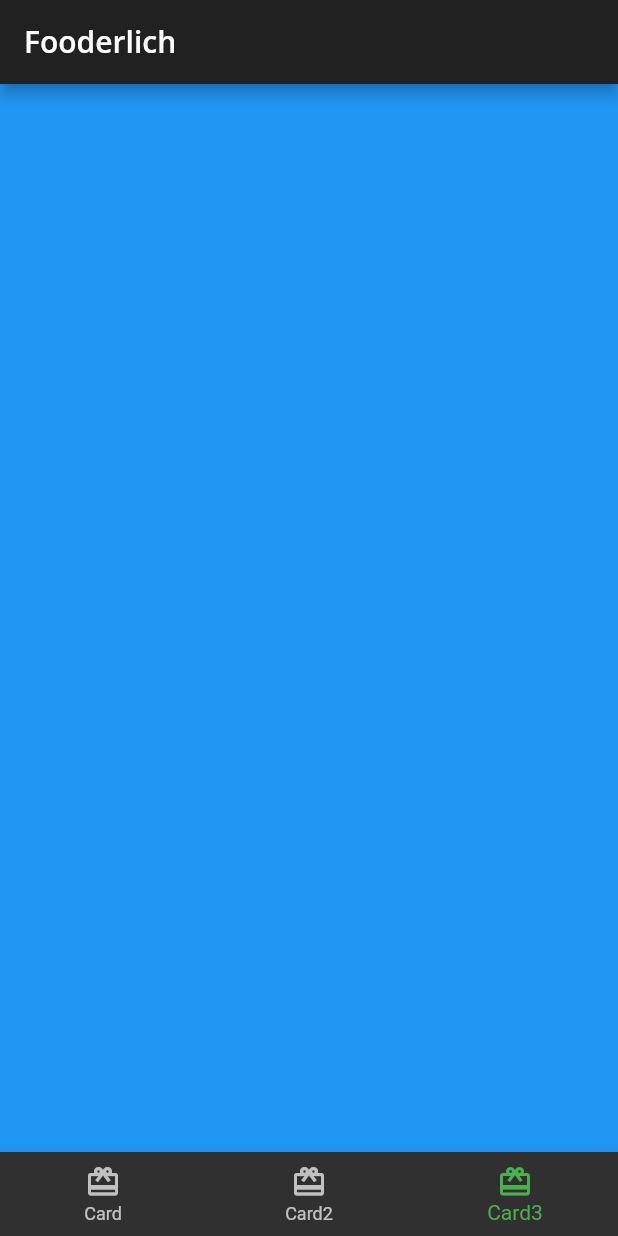
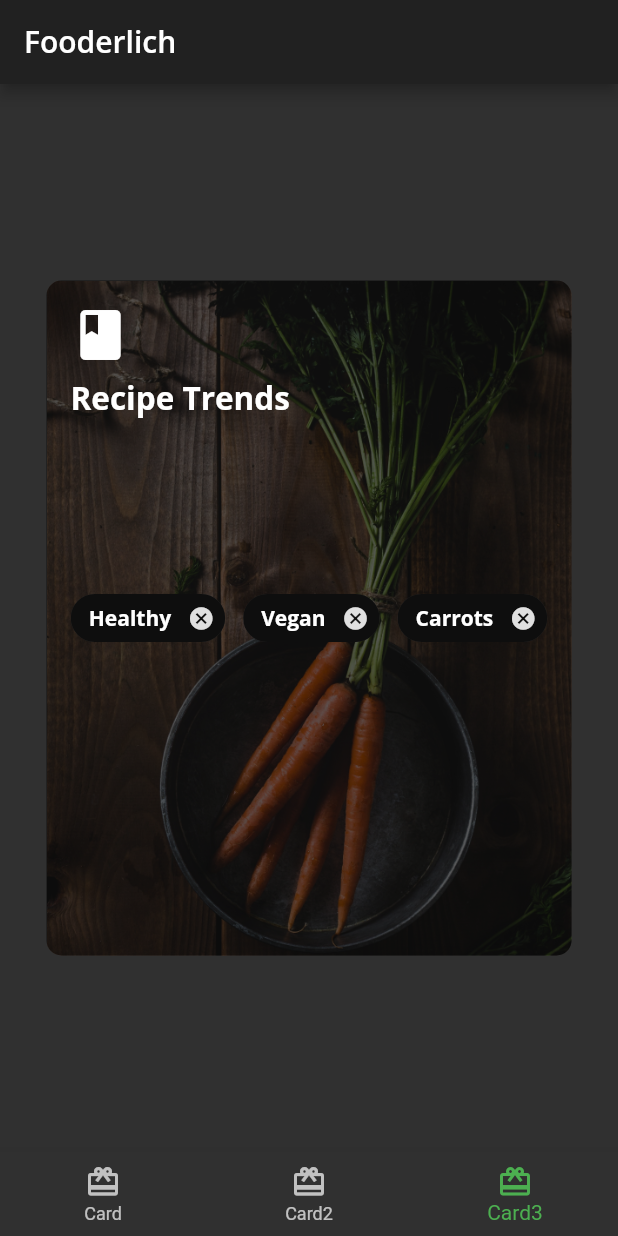
Before and after one commit to atmChurn/fooderlich-practice, a Flutter app: the screen it shows after launch, item 3 of the bottom bar chosen, on a phone screen of 412 x 824 dp. Run offline on Flutter 3.47's test engine with Material 2 defaults, Android fonts, the phone set to English and light mode, and no system bars; our stand-ins replace google_fonts.

Commit message:
project finished / use for resume template

```diff
--- /dev/null
+++ b/lib/card3.dart
@@ -0,0 +1,88 @@
+import 'package:flutter/material.dart';
+import 'fooderlich_theme.dart';
+
+class Card3 extends StatelessWidget {
+  const Card3({Key? key}) : super(key: key);
+  @override
+  Widget build(BuildContext context) {
+    return Center(
+      child: Container(
+        constraints: const BoxConstraints.expand(
+          width: 350,
+          height: 450,
+        ),
+        decoration: const BoxDecoration(
+          image: DecorationImage(
+            image: AssetImage('assets/mag2.png'),
+            fit: BoxFit.cover,
+          ),
+          borderRadius: BorderRadius.all(Radius.circular(10.0)),
+        ),
+        child: Stack(
+          children: [
+            // TODO 5: add dark overlay BoxDecoration
+            Container(
+              decoration: BoxDecoration(
+                color: Colors.black.withOpacity(0.6),
+                borderRadius: const BorderRadius.all(Radius.circular(10.0)),
+              ),
+            ),
+            // TODO 6: Add Container, Column, Icon and Text
+            Container(
+              padding: const EdgeInsets.all(16),
+              child: Column(
+                crossAxisAlignment: CrossAxisAlignment.start,
+                children: [
+                  const Icon(
+                    Icons.book,
+                    color: Colors.white,
+                    size: 40,
+                  ),
+                  const SizedBox(height: 8),
+                  Text(
+                    'Recipe Trends',
+                    style: FooderlichTheme.darkTextTheme.headline2,
+                  ),
+                  const SizedBox(height: 30),
+                ],
+              ),
+            ),
+            // TODO 7: Add Center widget with Chip widget children
+            Center(
+              child: Wrap(
+                alignment: WrapAlignment.start,
+                spacing: 12,
+                children: [
+                  Chip(
+                    label: Text('Healthy',
+                        style: FooderlichTheme.darkTextTheme.bodyText1),
+                    backgroundColor: Colors.black.withOpacity(0.7),
+                    onDeleted: () {
+                      print('delete');
+                    },
+                  ),
+                  Chip(
+                    label: Text('Vegan',
+                        style: FooderlichTheme.darkTextTheme.bodyText1),
+                    backgroundColor: Colors.black.withOpacity(0.7),
+                    onDeleted: () {
+                      print('delete');
+                    },
+                  ),
+                  Chip(
+                    label: Text('Carrots',
+                        style: FooderlichTheme.darkTextTheme.bodyText1),
+                    backgroundColor: Colors.black.withOpacity(0.7),
+                    onDeleted: () {
+                      print('delete');
+                    },
+                  ),
+                ],
+              ),
+            )
+          ],
+        ),
+      ),
+    );
+  }
+}
--- a/lib/home.dart
+++ b/lib/home.dart
@@ -1,6 +1,7 @@
 import 'package:flutter/material.dart';
 import 'card1.dart';
 import 'card2.dart';
+import 'card3.dart';
 
 class Home extends StatefulWidget {
   const Home({Key? key}) : super(key: key);
@@ -19,7 +20,7 @@ class _HomeState extends State<Home> {
     // TODO: Replace with Card2
     const Card2(),
     // TODO: Replace with Card3
-    Container(color: Colors.blue),
+    const Card3(),
   ];
 
   void _onItemTapped(int index) {
```
Also changed, not shown: lib/author_card.dart (+36 -1 lines), lib/card2.dart (+31 -0 lines).
